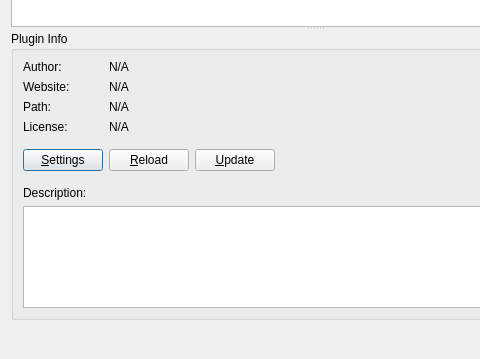
Qt form Main/ui/PluginsDialog.ui (Antidote/SakuraSuite) before a commit; both pictures show x 0 to 480 and y 134 to 493 of the 629 by 493 pixel window.
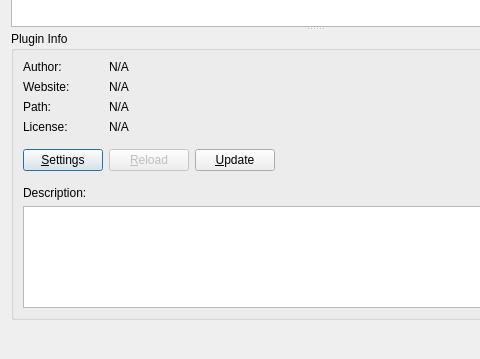
The same form after that commit.

The edit to the form file:
```diff
--- a/Main/ui/PluginsDialog.ui
+++ b/Main/ui/PluginsDialog.ui
@@ -137,6 +137,9 @@
           </item>
           <item row="4" column="1">
            <widget class="QPushButton" name="reloadPushButton">
+            <property name="enabled">
+             <bool>false</bool>
+            </property>
             <property name="toolTip">
              <string>Disabled due to being unreliable</string>
             </property>
```
